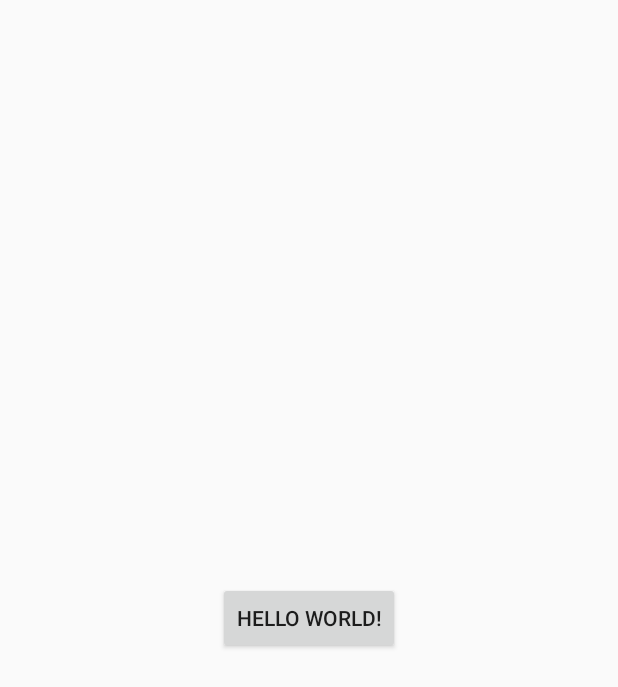
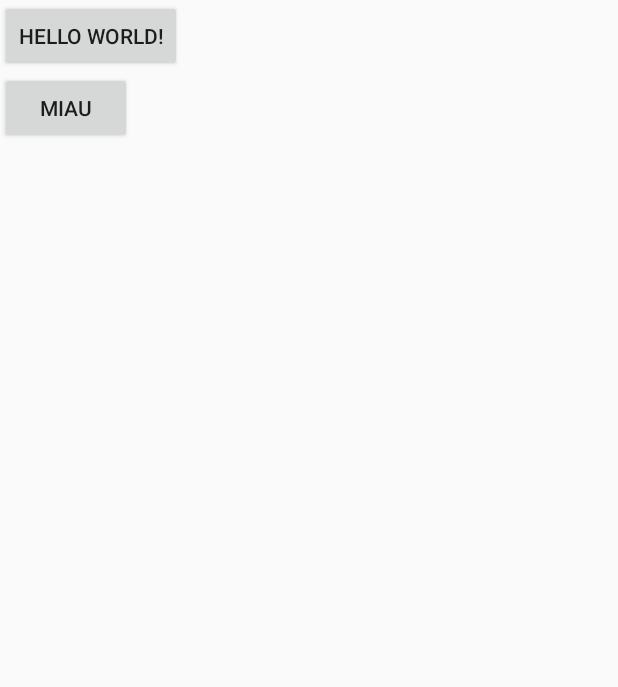
Before and after one commit to Pitisflow/InstaShare, an Android app: the screen it shows after launch once a user with an empty profile is signed in (MainActivity), on a phone screen of 412 x 824 dp. Shown: the top 687 px of the screen. Run offline under Robolectric (Android 15) with nearby library versions, the phone set to English and light mode, and no system bars; our stand-ins replace Firebase (no records; nobody signed in at launch, a user with empty details on screens opened directly); 6 statements that could not run were skipped.

```diff
--- a/app/build.gradle
+++ b/app/build.gradle
@@ -40,6 +40,7 @@ dependencies {
     implementation 'com.google.firebase:firebase-firestore:12.0.1'
     implementation 'com.google.firebase:firebase-messaging:12.0.1'
     implementation 'com.google.firebase:firebase-auth:12.0.1'
+    implementation 'com.google.firebase:firebase-storage:12.0.1'
 
 
     //External libraries
--- a/app/src/main/java/com/app/instashare/ui/signin/activity/SignInActivity.java
+++ b/app/src/main/java/com/app/instashare/ui/signin/activity/SignInActivity.java
@@ -202,7 +202,6 @@ public class SignInActivity extends AppCompatActivity implements SignInView{
 
     private void startMainActivity()
     {
-        System.out.println("EFewfwefew");
         Intent intent = new Intent(getApplicationContext(), MainActivity.class);
 
         finish();
--- a/app/src/main/java/com/app/instashare/ui/signup/presenter/SignUpPresenter.java
+++ b/app/src/main/java/com/app/instashare/ui/signup/presenter/SignUpPresenter.java
@@ -180,7 +180,6 @@ public class SignUpPresenter {
 
     public void onPhotoChanged(Uri uri)
     {
-        System.out.println(uri.getPath());
         photoURL = uri.getPath();
     }
 
--- a/app/src/main/java/com/app/instashare/utils/CameraUtils.java
+++ b/app/src/main/java/com/app/instashare/utils/CameraUtils.java
@@ -2,7 +2,6 @@ package com.app.instashare.utils;
 
 import android.content.Context;
 import android.content.Intent;
-import android.content.pm.PackageManager;
 import android.graphics.Bitmap;
 import android.graphics.BitmapFactory;
 import android.media.MediaScannerConnection;
@@ -13,6 +12,7 @@ import android.support.v4.content.FileProvider;
 import android.util.Log;
 import android.widget.ImageView;
 
+import java.io.ByteArrayOutputStream;
 import java.io.File;
 import java.io.FileNotFoundException;
 import java.io.FileOutputStream;
@@ -67,8 +67,6 @@ public class CameraUtils {
             return takePictureIntent;
         } else return null;
     }
-
-
 
 
 
--- a/app/src/main/res/layout/activity_main.xml
+++ b/app/src/main/res/layout/activity_main.xml
@@ -1,19 +1,22 @@
 <?xml version="1.0" encoding="utf-8"?>
-<android.support.constraint.ConstraintLayout xmlns:android="http://schemas.android.com/apk/res/android"
+<LinearLayout xmlns:android="http://schemas.android.com/apk/res/android"
     xmlns:app="http://schemas.android.com/apk/res-auto"
     xmlns:tools="http://schemas.android.com/tools"
     android:layout_width="match_parent"
     android:layout_height="match_parent"
+    android:orientation="vertical"
     tools:context="com.app.instashare.ui.base.activity.MainActivity">
 
     <Button
         android:id="@+id/logout"
         android:layout_width="wrap_content"
         android:layout_height="wrap_content"
-        android:text="Hello World!"
-        app:layout_constraintBottom_toBottomOf="parent"
-        app:layout_constraintLeft_toLeftOf="parent"
-        app:layout_constraintRight_toRightOf="parent"
-        app:layout_constraintTop_toTopOf="parent" />
+        android:text="Hello World!" />
 
-</android.support.constraint.ConstraintLayout>
+    <Button
+        android:id="@+id/prueba"
+        android:layout_width="wrap_content"
+        android:layout_height="wrap_content"
+        android:text="miau"/>
+
+</LinearLayout>
```
Also changed, not shown: app/src/main/java/com/app/instashare/interactor/UserInteractor.java (+43 -6 lines), app/src/main/java/com/app/instashare/singleton/DatabaseSingleton.java (+17 -0 lines), app/src/main/java/com/app/instashare/ui/base/activity/MainActivity.java (+30 -0 lines).
